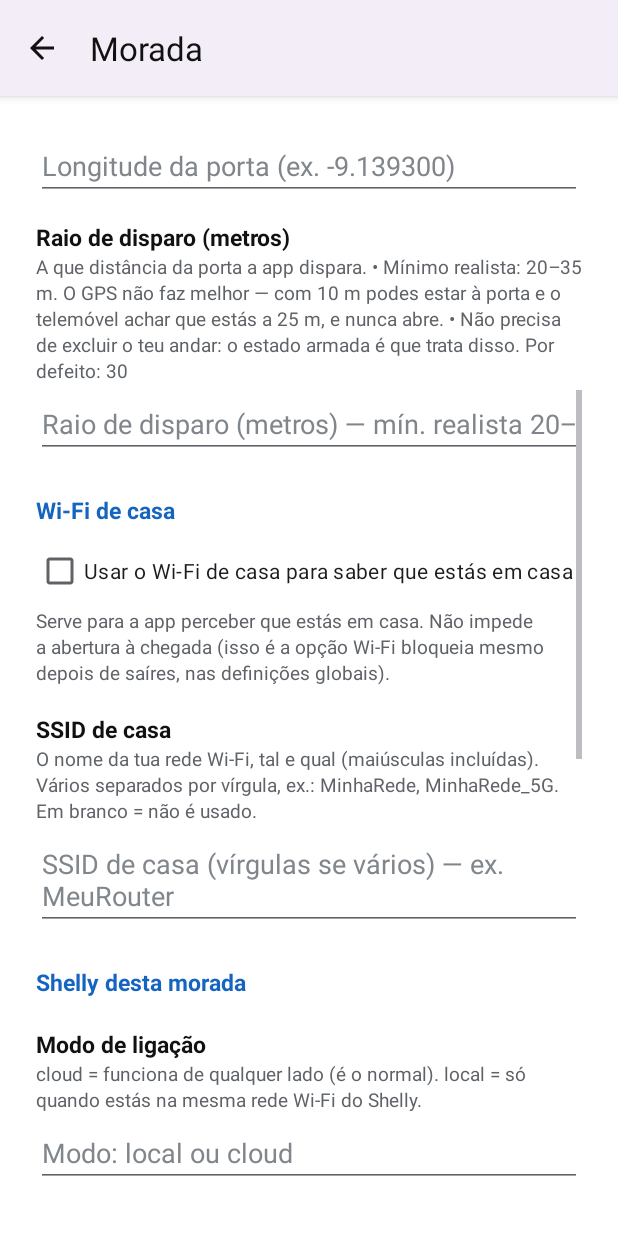
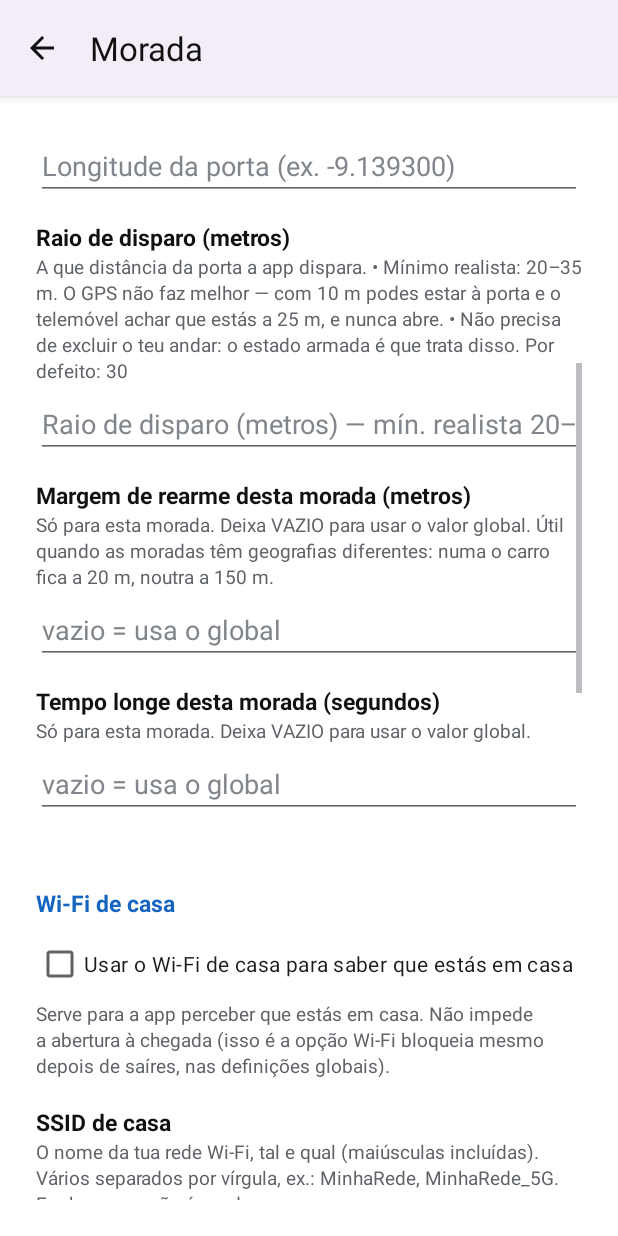
Before and after one commit to zavricardo-debug/abreportaautoshelly, an Android app: the DoorSettingsActivity screen opened directly, with no data from a screen before it, scrolled down 532 dp, on a phone screen of 412 x 824 dp. Run offline under Robolectric (Android 15) with nearby library versions, the light colour scheme and no system bars; network calls fail; 1 statement that could not run was skipped.

Commit message:
Margem e tempo de armar ajustaveis POR MORADA
As duas casas tem geografias opostas e um valor global nao serve as duas:
- numa o SSID nao chega a rua e o carro fica a ~20 m;
- noutra o SSID chega a rua e o carro fica muito mais longe, pelo que tudo
  tem de acontecer bem mais longe da porta do predio.

Door ganha rearmMarginOverrideM e awayConfirmOverrideS. -1 (campo vazio no
ecra) significa 'usa o valor global', por isso quem tem uma so morada nao
nota diferenca e as moradas existentes continuam iguais.

O motor passa a ler estes valores por marginFor(door) / awayNeedFor(door),
em vez de ir sempre aos globais.

O ecra da morada mostra a conta ja feita, incluindo de onde vem cada valor
('valores globais' / 'valores desta morada'), para nao haver duvidas sobre
qual e que esta a mandar.

Simulado para as duas casas: casa A (20 m / 30 s) abre ao voltar do carro e
nao abre em casa nem ao sair; casa B (150 m / 60 s) so abre depois de ir
mesmo longe e nao abre com o wifi a chegar a rua a 60 m nem a andar a 100 m.

Co-authored-by: arena-agent <297053741+arena-agent@users.noreply.github.com>

```diff
--- a/workspace-01a06e07-780c-7c53-807f-e100cdba93b8 (2)/ShellyDoor/app/src/main/res/layout/activity_door_settings.xml
+++ b/workspace-01a06e07-780c-7c53-807f-e100cdba93b8 (2)/ShellyDoor/app/src/main/res/layout/activity_door_settings.xml
@@ -100,6 +100,39 @@
             style="@style/SettingsField"
             android:inputType="numberDecimal"
             android:hint="@string/hint_radius" />
+
+        <TextView
+            style="@style/SettingsLabel"
+            android:text="@string/label_rearm_override" />
+
+        <TextView
+            style="@style/SettingsCaption"
+            android:text="@string/desc_rearm_override" />
+
+        <EditText
+            android:id="@+id/etRearmOverride"
+            style="@style/SettingsField"
+            android:inputType="numberDecimal"
+            android:hint="@string/hint_rearm_override" />
+
+        <TextView
+            style="@style/SettingsLabel"
+            android:text="@string/label_away_override" />
+
+        <TextView
+            style="@style/SettingsCaption"
+            android:text="@string/desc_away_override" />
+
+        <EditText
+            android:id="@+id/etAwayOverride"
+            style="@style/SettingsField"
+            android:inputType="number"
+            android:hint="@string/hint_away_override" />
+
+        <TextView
+            android:id="@+id/tvArmSummary"
+            style="@style/SettingsCaption"
+            android:textStyle="bold" />
 
         <!-- ============ Wi-Fi de casa ============ -->
 
--- a/workspace-01a06e07-780c-7c53-807f-e100cdba93b8 (2)/ShellyDoor/app/src/main/res/values/strings.xml
+++ b/workspace-01a06e07-780c-7c53-807f-e100cdba93b8 (2)/ShellyDoor/app/src/main/res/values/strings.xml
@@ -173,4 +173,10 @@ Por defeito: 1</string>
     <string name="desc_auth_key">Deixa em branco para usar a chave global. Preenche só se este Shelly estiver noutra conta.</string>
 
     <string name="desc_test_shelly">Aciona o relé já, sem esperar pelo GPS. Serve para confirmar que a ligação e as chaves estão certas.</string>
+    <string name="label_rearm_override">Margem de rearme desta morada (metros)</string>
+    <string name="desc_rearm_override">Só para esta morada. Deixa VAZIO para usar o valor global. Útil quando as moradas têm geografias diferentes: numa o carro fica a 20 m, noutra a 150 m.</string>
+    <string name="hint_rearm_override">vazio = usa o global</string>
+    <string name="label_away_override">Tempo longe desta morada (segundos)</string>
+    <string name="desc_away_override">Só para esta morada. Deixa VAZIO para usar o valor global.</string>
+    <string name="hint_away_override">vazio = usa o global</string>
 </resources>
```
Also changed, not shown: workspace-01a06e07-780c-7c53-807f-e100cdba93b8 (2)/ShellyDoor/app/src/main/java/com/example/shellydoor/Door.kt (+10 -0 lines), workspace-01a06e07-780c-7c53-807f-e100cdba93b8 (2)/ShellyDoor/app/src/main/java/com/example/shellydoor/DoorDecisionEngine.kt (+16 -7 lines), workspace-01a06e07-780c-7c53-807f-e100cdba93b8 (2)/ShellyDoor/app/src/main/java/com/example/shellydoor/DoorSettingsActivity.kt (+26 -0 lines).
